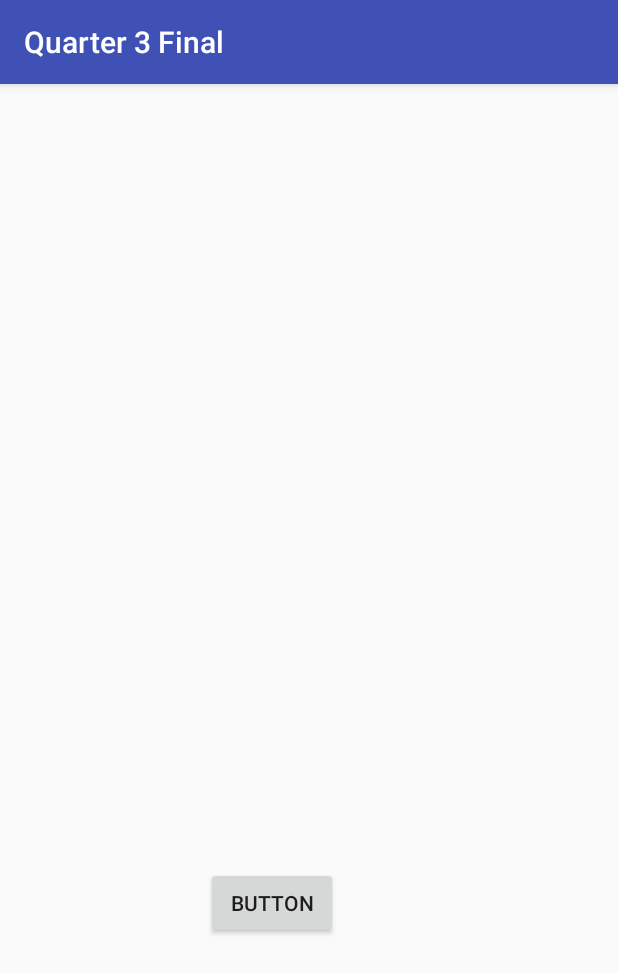
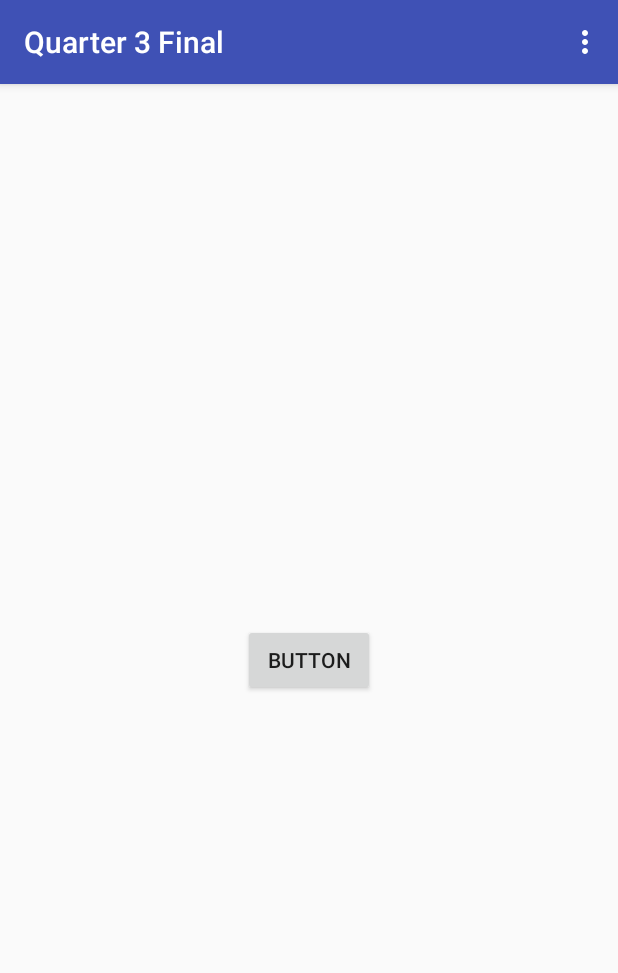
Before and after one commit to Aidan-S/Q3Final, an Android app: the screen it shows after launch (MainActivity), on a phone screen of 412 x 824 dp. Shown: the top 973 px of the screen. Run offline under Robolectric (Android 15) with nearby library versions, the phone set to English and light mode, and no system bars.

Commit message:
damn stuffs gettin done

```diff
--- a/app/build.gradle
+++ b/app/build.gradle
@@ -25,5 +25,6 @@ dependencies {
         exclude group: 'com.android.support', module: 'support-annotations'
     })
     compile 'com.android.support:appcompat-v7:25.2.0'
+    compile 'com.android.support.constraint:constraint-layout:1.0.2'
     testCompile 'junit:junit:4.12'
 }
--- a/app/src/main/AndroidManifest.xml
+++ b/app/src/main/AndroidManifest.xml
@@ -15,7 +15,8 @@
                 <category android:name="android.intent.category.LAUNCHER" />
             </intent-filter>
         </activity>
-        <activity android:name=".MainActivity"></activity>
+        <activity android:name=".MainActivity" />
+        <activity android:name=".Settings"></activity>
     </application>
 
 </manifest>
--- a/app/src/main/java/com/scannella/quarter3final/MainActivity.java
+++ b/app/src/main/java/com/scannella/quarter3final/MainActivity.java
@@ -9,8 +9,12 @@ import android.support.v7.app.AppCompatActivity;
 import android.os.Bundle;
 import android.util.DisplayMetrics;
 import android.view.Display;
+import android.view.Menu;
+import android.view.MenuInflater;
+import android.view.MenuItem;
 import android.view.View;
 import android.widget.Button;
+import android.widget.TextView;
 import android.widget.Toast;
 
 import java.util.Random;
@@ -54,7 +58,6 @@ public class MainActivity extends AppCompatActivity {
             }
         });
 
-
         /*handler.postDelayed(new Runnable() {
             @Override
             public void run() {
@@ -65,6 +68,35 @@ public class MainActivity extends AppCompatActivity {
         }, 5000);*/
 
 
+    }
+
+
+    @Override
+    public boolean onCreateOptionsMenu(Menu menu) {
+        MenuInflater inflater = getMenuInflater();
+        inflater.inflate(R.menu.settings_menu, menu);
+        return true;
+    }
+
+
+    @Override
+    public boolean onOptionsItemSelected(MenuItem item) {
+        // Handle action bar item clicks here. The action bar will
+        // automatically handle clicks on the Home/Up button, so long
+        // as you specify a parent activity in AndroidManifest.xml.
+        int id = item.getItemId();
+
+        //noinspection SimplifiableIfStatement
+        if (id == R.id.itmSettings) {
+
+            Intent intent = new Intent(MainActivity.this, Settings.class);
+            startActivity(intent);
+
+        }
+
+
+
+        return super.onOptionsItemSelected(item);
     }
 
     /*private void setButtonRandomPosition(Button button){
--- a/app/src/main/res/layout/activity_main.xml
+++ b/app/src/main/res/layout/activity_main.xml
@@ -15,11 +15,7 @@
         android:layout_width="wrap_content"
         android:layout_height="wrap_content"
         android:id="@+id/btnClick"
-        android:layout_marginLeft="121dp"
-        android:layout_marginStart="121dp"
-        android:layout_alignParentBottom="true"
-        android:layout_alignParentLeft="true"
-        android:layout_alignParentStart="true"
-        android:layout_marginBottom="182dp" />
+        android:layout_centerVertical="true"
+        android:layout_centerHorizontal="true" />
 
 </RelativeLayout>
--- /dev/null
+++ b/app/src/main/res/menu/settings_menu.xml
@@ -0,0 +1,8 @@
+<?xml version="1.0" encoding="utf-8"?>
+<menu xmlns:app="http://schemas.android.com/apk/res-auto"
+    xmlns:android="http://schemas.android.com/apk/res/android">
+
+    <item
+        android:id="@+id/itmSettings"
+        android:title="Settings" />
+</menu>
--- a/build.gradle
+++ b/build.gradle
@@ -5,7 +5,7 @@ buildscript {
         jcenter()
     }
     dependencies {
-        classpath 'com.android.tools.build:gradle:2.2.3'
+        classpath 'com.android.tools.build:gradle:2.3.0'
 
         // NOTE: Do not place your application dependencies here; they belong
         // in the individual module build.gradle files
```
Also changed, not shown: app/src/main/java/com/scannella/quarter3final/Settings.java (added, +13 -0 lines), app/src/main/res/layout/activity_settings.xml (added, +9 -0 lines), gradle/wrapper/gradle-wrapper.properties.
